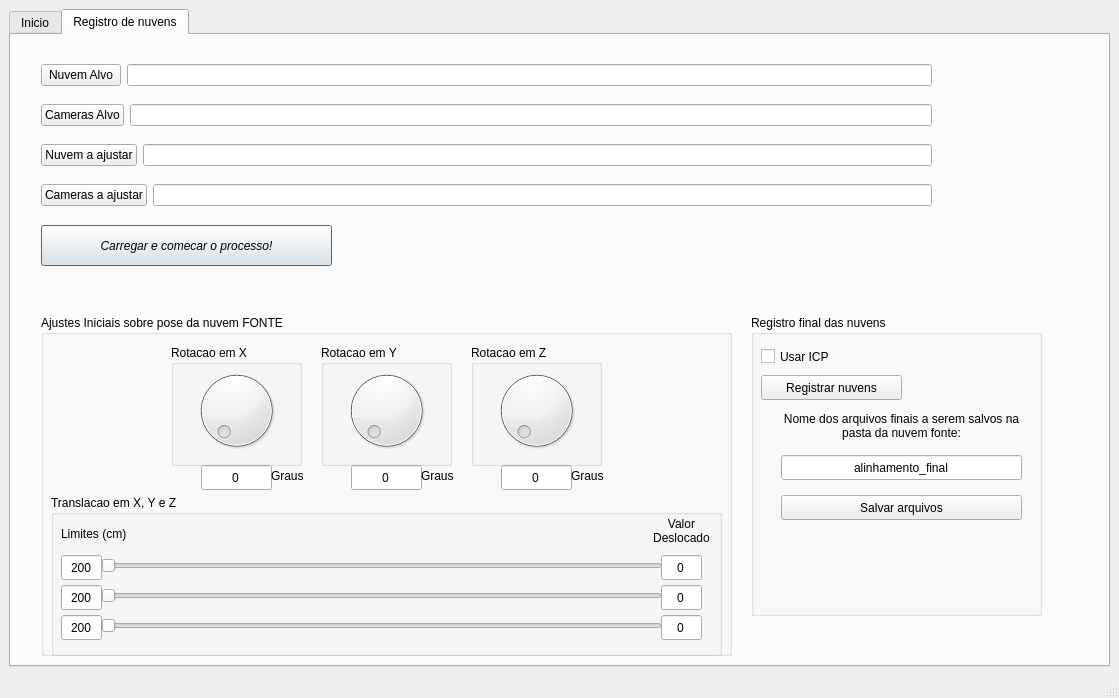
First picture: the form in handset_gui/ui/main_window.ui, repository viniciusvidal2/Cameras_GRIn, before the edit.
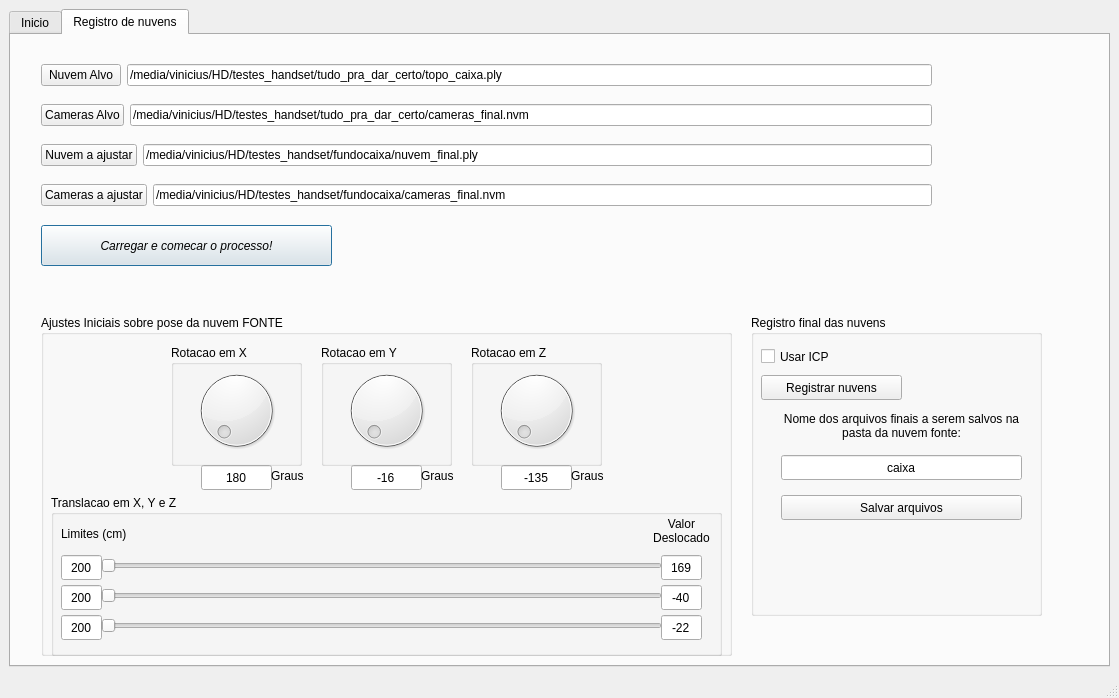
Second picture: the form after the edit. Icons and pictures are not drawn.

Commit message: pose das novas cameras corretas

Diff of the .ui file:
```diff
--- a/handset_gui/ui/main_window.ui
+++ b/handset_gui/ui/main_window.ui
@@ -228,6 +228,9 @@
            <property name="enabled">
             <bool>true</bool>
            </property>
+           <property name="text">
+            <string>/media/vinicius/HD/testes_handset/tudo_pra_dar_certo/topo_caixa.ply</string>
+           </property>
           </widget>
          </item>
         </layout>
@@ -254,6 +257,9 @@
            <property name="enabled">
             <bool>true</bool>
            </property>
+           <property name="text">
+            <string>/media/vinicius/HD/testes_handset/tudo_pra_dar_certo/cameras_final.nvm</string>
+           </property>
           </widget>
          </item>
         </layout>
@@ -280,6 +286,9 @@
            <property name="enabled">
             <bool>true</bool>
            </property>
+           <property name="text">
+            <string>/media/vinicius/HD/testes_handset/fundocaixa/nuvem_final.ply</string>
+           </property>
           </widget>
          </item>
         </layout>
@@ -306,6 +315,9 @@
            <property name="enabled">
             <bool>true</bool>
            </property>
+           <property name="text">
+            <string>/media/vinicius/HD/testes_handset/fundocaixa/cameras_final.nvm</string>
+           </property>
           </widget>
          </item>
         </layout>
@@ -533,7 +545,7 @@
            </rect>
           </property>
           <property name="text">
-           <string>0</string>
+           <string>169</string>
           </property>
           <property name="alignment">
            <set>Qt::AlignCenter</set>
@@ -549,7 +561,7 @@
            </rect>
           </property>
           <property name="text">
-           <string>0</string>
+           <string>-40</string>
           </property>
           <property name="alignment">
            <set>Qt::AlignCenter</set>
@@ -565,7 +577,7 @@
            </rect>
           </property>
           <property name="text">
-           <string>0</string>
+           <string>-22</string>
           </property>
           <property name="alignment">
            <set>Qt::AlignCenter</set>
@@ -614,7 +626,7 @@
           </rect>
          </property>
          <property name="text">
-          <string>0</string>
+          <string>180</string>
          </property>
          <property name="alignment">
           <set>Qt::AlignCenter</set>
@@ -630,7 +642,7 @@
           </rect>
          </property>
          <property name="text">
-          <string>0</string>
+          <string>-16</string>
          </property>
          <property name="alignment">
           <set>Qt::AlignCenter</set>
@@ -646,7 +658,7 @@
           </rect>
          </property>
          <property name="text">
-          <string>0</string>
+          <string>-135</string>
          </property>
          <property name="alignment">
           <set>Qt::AlignCenter</set>
@@ -740,7 +752,7 @@
           </rect>
          </property>
          <property name="text">
-          <string>alinhamento_final</string>
+          <string>caixa</string>
          </property>
          <property name="alignment">
           <set>Qt::AlignCenter</set>
```
The commit also changes 3 other files.
